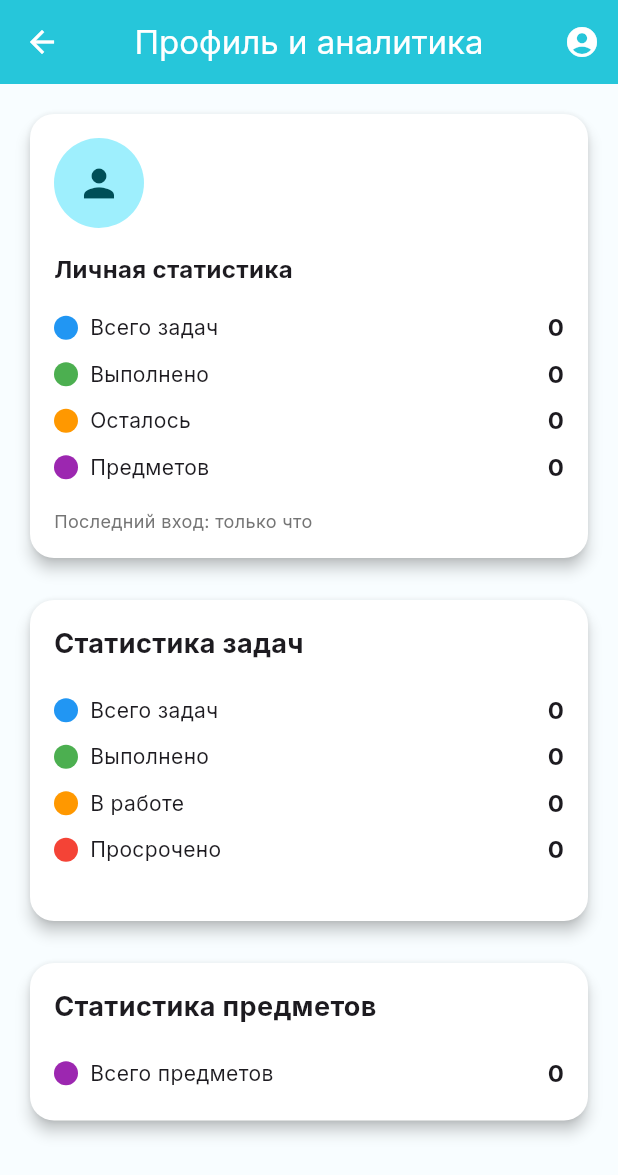
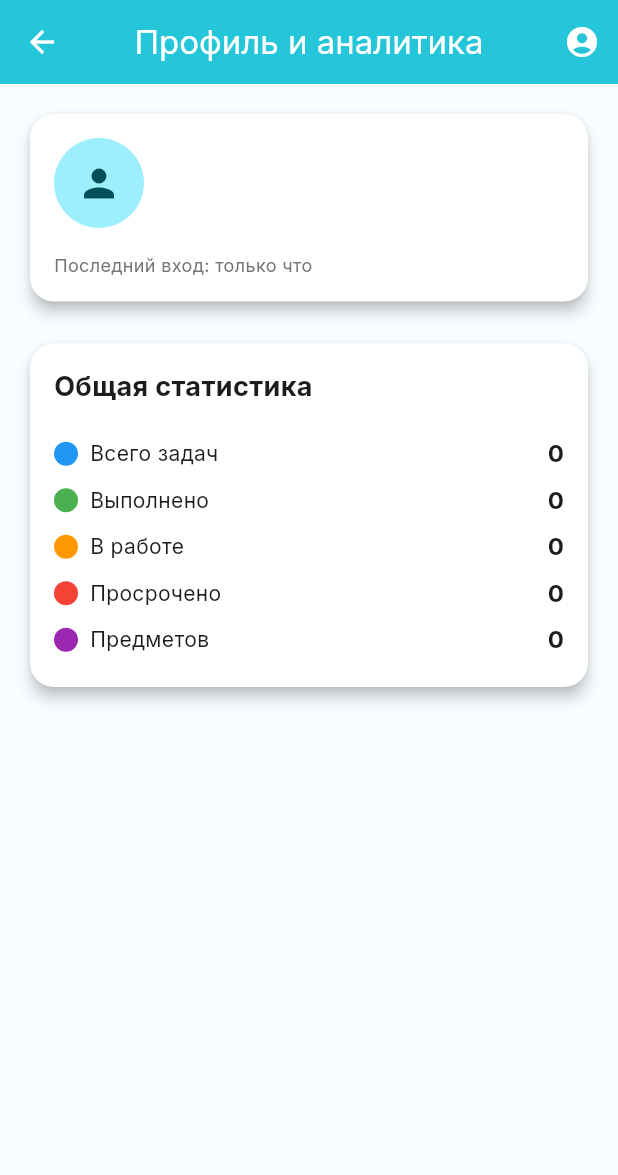
Before and after one commit to nn80nn/studytodoapp, a Flutter app: the AnalyticsScreen screen opened directly, on a phone screen of 412 x 824 dp. Shown: the top 1175 px of the screen. Run offline on Flutter 3.47's test engine with Material 3 defaults, Android fonts, the phone set to English and light mode, and no system bars; our stand-ins replace cloud_firestore, connectivity_plus, equatable, firebase_auth, firebase_core, flutter_bloc and 4 more; accounts and stored records are empty.

Commit message:
refactor: consolidate duplicate statistics in analytics screen
- Remove duplicate statistics from user profile section
- Merge separate task and subject statistics cards into single comprehensive statistics card
- Replace _buildTasksStats() and _buildSubjectsStats() with unified _buildComprehensiveStats()
- Improve UI by reducing redundant information display

🤖 Generated with [Claude Code](https://claude.ai/code)

Co-Authored-By: Claude <noreply@anthropic.com>

```diff
--- a/lib/screens/analytics_screen.dart
+++ b/lib/screens/analytics_screen.dart
@@ -64,38 +64,31 @@ class AnalyticsScreen extends StatelessWidget {
                     _buildUserProfile(authState.userProfile),
                     const SizedBox(height: 20),
                     BlocBuilder<TasksBloc, TasksState>(
-                      builder: (context, state) {
-                        if (state is TasksLoading) {
+                      builder: (context, tasksState) {
+                        return BlocBuilder<SubjectsBloc, SubjectsState>(
+                          builder: (context, subjectsState) {
+                            if (tasksState is TasksLoading || subjectsState is SubjectsLoading) {
                               return const Center(child: CircularProgressIndicator());
-                        } else if (state is TasksLoaded) {
-                          return _buildTasksStats(state.tasks);
-                        } else if (state is TasksError) {
+                            } else if (tasksState is TasksLoaded && subjectsState is SubjectsLoaded) {
+                              return _buildComprehensiveStats(tasksState.tasks, subjectsState.subjects.length);
+                            } else if (tasksState is TasksError) {
                               return Card(
                                 child: Padding(
                                   padding: const EdgeInsets.all(16.0),
-                              child: Text('Ошибка загрузки задач: ${state.message}'),
+                                  child: Text('Ошибка загрузки задач: ${tasksState.message}'),
+                                ),
+                              );
+                            } else if (subjectsState is SubjectsError) {
+                              return Card(
+                                child: Padding(
+                                  padding: const EdgeInsets.all(16.0),
+                                  child: Text('Ошибка загрузки предметов: ${subjectsState.message}'),
                                 ),
                               );
                             }
                             return const Center(child: CircularProgressIndicator());
                           },
-                    ),
-                    const SizedBox(height: 20),
-                    BlocBuilder<SubjectsBloc, SubjectsState>(
-                      builder: (context, state) {
-                        if (state is SubjectsLoading) {
-                          return const Center(child: CircularProgressIndicator());
-                        } else if (state is SubjectsLoaded) {
-                          return _buildSubjectsStats(state.subjects.length);
-                        } else if (state is SubjectsError) {
-                          return Card(
-                            child: Padding(
-                              padding: const EdgeInsets.all(16.0),
-                              child: Text('Ошибка загрузки предметов: ${state.message}'),
-                            ),
                         );
-                        }
-                        return const Center(child: CircularProgressIndicator());
                       },
                     ),
                   ],
@@ -125,7 +118,7 @@ class AnalyticsScreen extends StatelessWidget {
     );
   }
 
-  Widget _buildTasksStats(List<Task> tasks) {
+  Widget _buildComprehensiveStats(List<Task> tasks, int subjectsCount) {
     final completedTasks = tasks.where((task) => task.status == TaskStatus.completed).length;
     final pendingTasks = tasks.where((task) => task.status == TaskStatus.pending).length;
     final overdueTasks = tasks.where((task) =>
@@ -140,7 +133,7 @@ class AnalyticsScreen extends StatelessWidget {
           crossAxisAlignment: CrossAxisAlignment.start,
           children: [
             Text(
-              'Статистика задач',
+              'Общая статистика',
               style: TextStyle(
                 fontSize: 18,
                 fontWeight: FontWeight.bold,
@@ -151,38 +144,17 @@ class AnalyticsScreen extends StatelessWidget {
             _buildStatRow('Выполнено', completedTasks, Colors.green),
             _buildStatRow('В работе', pendingTasks, Colors.orange),
             _buildStatRow('Просрочено', overdueTasks, Colors.red),
+            _buildStatRow('Предметов', subjectsCount, Colors.purple),
+            if (tasks.isNotEmpty) ...[
               const SizedBox(height: 16),
-            if (tasks.isNotEmpty) ...[
               Text('Процент выполнения: ${(completedTasks / tasks.length * 100).toStringAsFixed(1)}%'),
               const SizedBox(height: 8),
               LinearProgressIndicator(
                 value: completedTasks / tasks.length,
                 backgroundColor: Colors.grey[300],
-                valueColor: AlwaysStoppedAnimation<Color>(Colors.green),
+                valueColor: const AlwaysStoppedAnimation<Color>(Colors.green),
               ),
             ],
-          ],
-        ),
-      ),
-    );
-  }
-
-  Widget _buildSubjectsStats(int subjectsCount) {
-    return Card(
-      child: Padding(
-        padding: const EdgeInsets.all(16.0),
-        child: Column(
-          crossAxisAlignment: CrossAxisAlignment.start,
-          children: [
-            Text(
-              'Статистика предметов',
-              style: TextStyle(
-                fontSize: 18,
-                fontWeight: FontWeight.bold,
-              ),
-            ),
-            const SizedBox(height: 16),
-            _buildStatRow('Всего предметов', subjectsCount, Colors.purple),
           ],
         ),
       ),
@@ -272,29 +244,6 @@ class AnalyticsScreen extends StatelessWidget {
               ],
             ),
             const SizedBox(height: 16),
-            const Text(
-              'Личная статистика',
-              style: TextStyle(
-                fontSize: 16,
-                fontWeight: FontWeight.bold,
-              ),
-            ),
-            const SizedBox(height: 12),
-            _buildStatRow('Всего задач', profile.totalTasks, Colors.blue),
-            _buildStatRow('Выполнено', profile.completedTasks, Colors.green),
-            _buildStatRow('Осталось', profile.pendingTasks, Colors.orange),
-            _buildStatRow('Предметов', profile.totalSubjects, Colors.purple),
-            if (profile.totalTasks > 0) ...[
-              const SizedBox(height: 16),
-              Text('Процент выполнения: ${(profile.completionRate * 100).toStringAsFixed(1)}%'),
-              const SizedBox(height: 8),
-              LinearProgressIndicator(
-                value: profile.completionRate,
-                backgroundColor: Colors.grey[300],
-                valueColor: const AlwaysStoppedAnimation<Color>(Colors.green),
-              ),
-            ],
-            const SizedBox(height: 12),
             Text(
               'Последний вход: ${_formatDate(profile.lastLoginAt)}',
               style: TextStyle(
```
Lines whose indentation alone changed are shown as unchanged.
